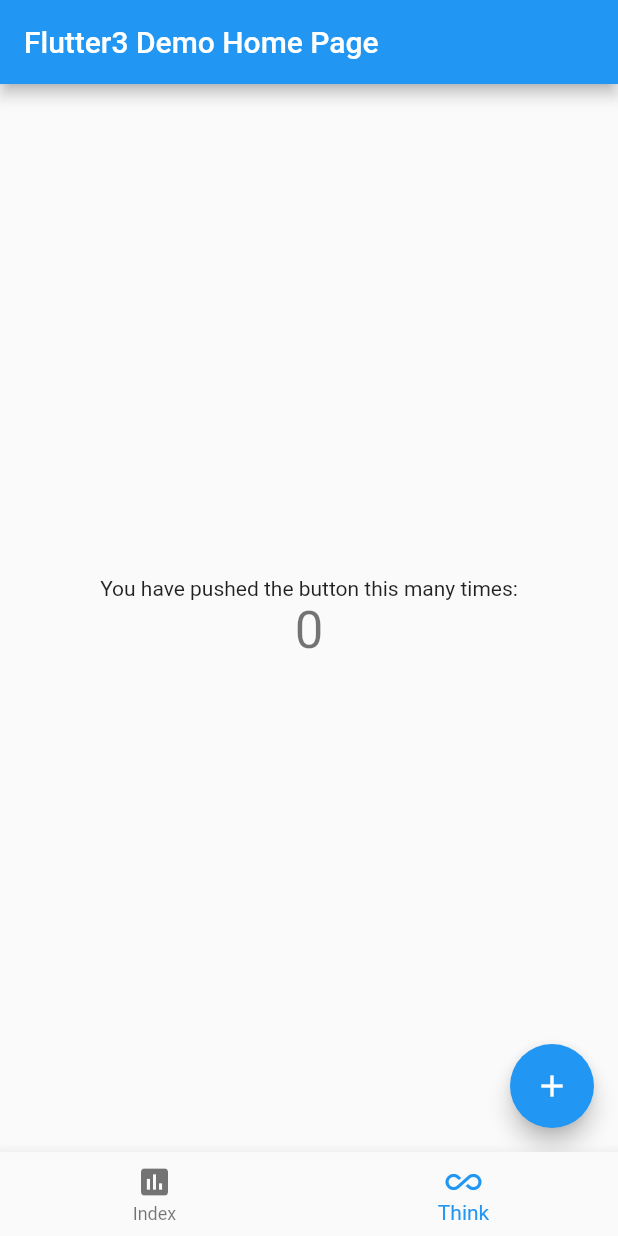
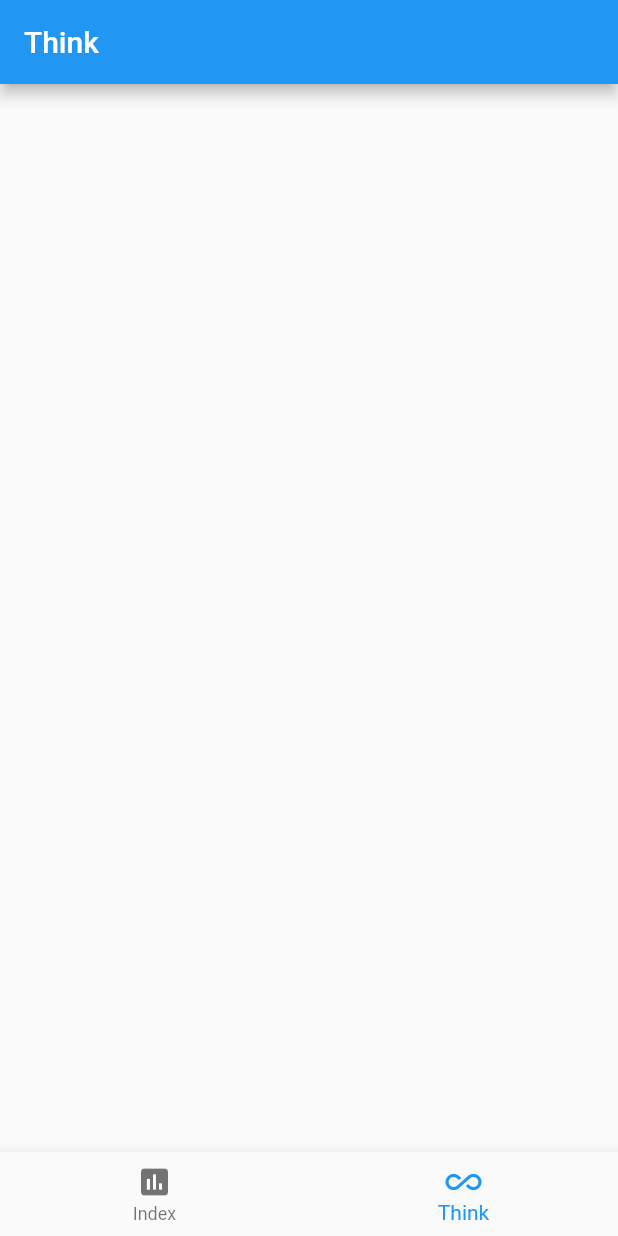
Before and after one commit to lijunjieone/flutterExample, a Flutter app: the screen it shows after launch, item 2 of the bottom bar chosen, on a phone screen of 412 x 824 dp. Run offline on Flutter 3.47's test engine with Material 2 defaults, Android fonts, the phone set to English and light mode, and no system bars.

Commit message:
add think

```diff
--- /dev/null
+++ b/lib/idea/idea_page.dart
@@ -0,0 +1,38 @@
+
+
+import 'package:flutter/material.dart';
+
+class IdeaPage extends StatefulWidget {
+
+  @override
+  State<StatefulWidget> createState() {
+    // TODO: implement createState
+    return new _IdeaPageState();
+  }
+
+}
+
+
+class _IdeaPageState extends State<IdeaPage> {
+
+  @override
+  Widget build(BuildContext context) {
+
+    return new MaterialApp(
+      home:new Scaffold(
+        appBar: new AppBar(
+          title: new Text("Think"),
+            actions: <Widget>[
+              new Container(
+
+              )
+            ],
+        ),
+        body: new Center(
+          child: null,
+        ),
+      )
+    );
+  }
+
+}
--- a/lib/index/index.dart
+++ b/lib/index/index.dart
@@ -2,6 +2,7 @@
 
 import 'package:flutter/material.dart';
 import 'package:flutter_app3/home.dart';
+import 'package:flutter_app3/idea/idea_page.dart';
 import 'package:flutter_app3/index/navigation_icon_view.dart';
 
 class Index extends StatefulWidget {
@@ -44,7 +45,7 @@ class _IndexState extends State<Index> with TickerProviderStateMixin {
 
     _pageList = <StatefulWidget> [
       new MyHomePage(title: 'Flutter2 Demo Home Page'),
-      new MyHomePage(title: 'Flutter3 Demo Home Page'),
+      new IdeaPage(),
     ];
     _currentPage = _pageList[_currentIndex];
   }
```
